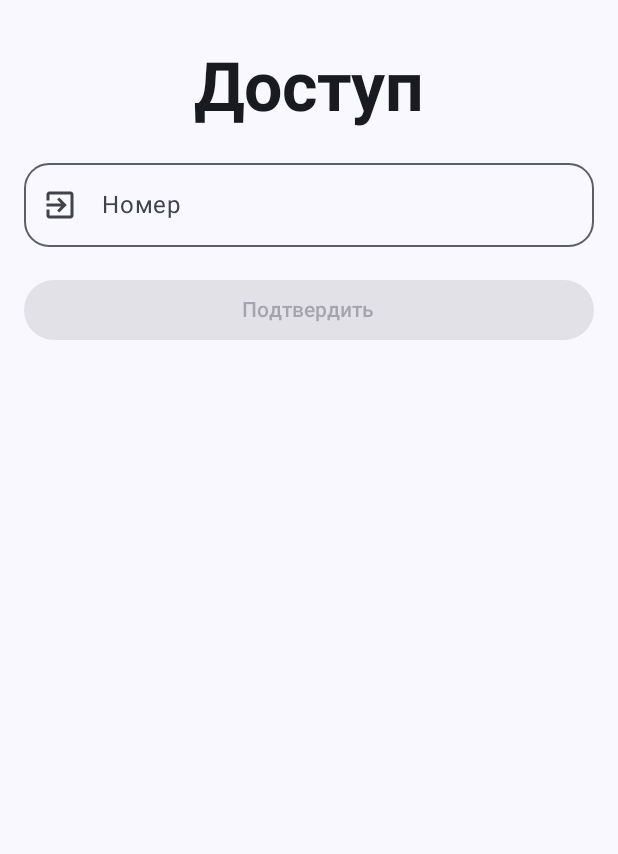
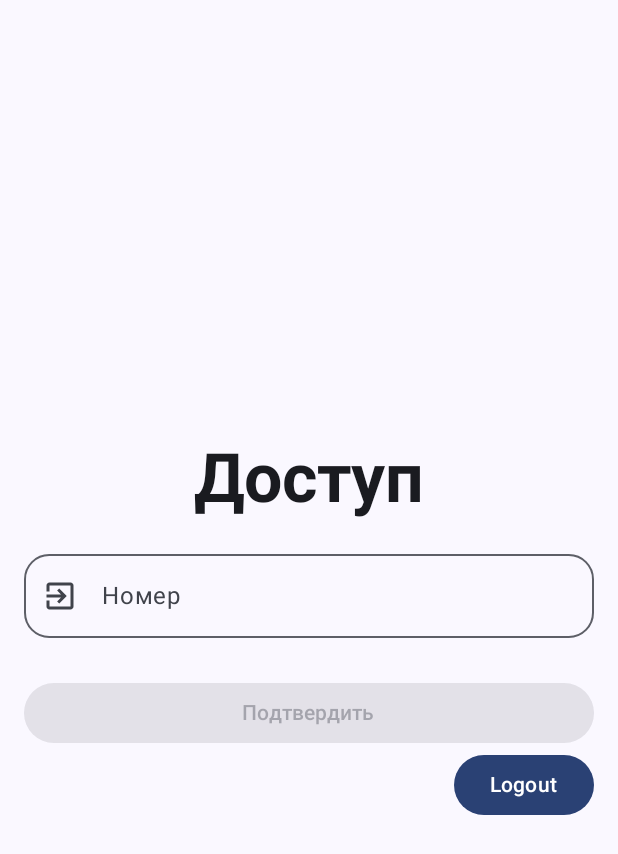
Before and after one commit to ElectronicJuly/ACS_android_app, an Android app built with Jetpack Compose: the SignUpScreen screen opened through its navigation route, on a phone screen of 412 x 824 dp. Shown: the top 854 px of the screen. Run offline under Robolectric (Android 15) with nearby library versions, the phone set to English and light mode, and no system bars; our stand-ins replace Firebase (no records; nobody signed in at launch, a user with empty details on screens opened directly).

Commit message:
-logout button

```diff
--- a/app/src/main/java/com/example/acs/MainActivity.kt
+++ b/app/src/main/java/com/example/acs/MainActivity.kt
@@ -1,4 +1,6 @@
 package com.example.acs
+import android.content.Context
+import android.content.Intent
 import android.os.Bundle
 import androidx.activity.compose.setContent
 import androidx.compose.foundation.layout.fillMaxSize
@@ -6,16 +8,17 @@ import androidx.compose.material3.MaterialTheme
 import androidx.compose.material3.Surface
 import androidx.compose.runtime.Composable
 import androidx.compose.ui.Modifier
+import androidx.compose.ui.platform.LocalContext
 import androidx.compose.ui.tooling.preview.Preview
 import androidx.fragment.app.FragmentActivity
 import androidx.navigation.compose.rememberNavController
 import com.example.acs.ui.theme.ACSTheme
+import com.example.acs.signup.SignUpScreen
 class MainActivity : FragmentActivity() {
     override fun onCreate(savedInstanceState: Bundle?) {
         super.onCreate(savedInstanceState)
         setContent {
             ACSTheme {
-
                 Surface(
                     modifier = Modifier.fillMaxSize(),
                     color = MaterialTheme.colorScheme.background
--- a/app/src/main/java/com/example/acs/Navigation.kt
+++ b/app/src/main/java/com/example/acs/Navigation.kt
@@ -16,16 +16,32 @@ sealed class Route{
 fun MyNavigation(navHostController: NavHostController){NavHost(
         navController = navHostController,
         startDestination =  "login_flow")
-    {navigation(startDestination = Route.LoginScreen().name , route = "login_flow") {
-            composable(route = Route.LoginScreen().name) {
-                LoginScreen(onSignUpClick = {
-                        navHostController.navigate(
-                            "signUp"
-                        ){launchSingleTop = true
-                        popUpTo(0)}
-                    }) }
-            composable("signUp"){SignUpScreen()
-            } } } }
+{
+    navigation(startDestination = Route.LoginScreen().name, route = "login_flow") {
+        composable(route = Route.LoginScreen().name) {
+            LoginScreen(onSignUpClick = {
+                navHostController.navigate(
+                    "signUp"
+                ) {
+                    launchSingleTop = true
+                    popUpTo(0)
+                }
+            })
+        }
+        composable("signUp") {
+            SignUpScreen(onLoginClick = {
+                navHostController.navigate(
+                    "login"
+                ) {
+                    launchSingleTop = true
+                    popUpTo(0)
+                }
+            })
+        }
+    };
+}
+}
+
 fun NavController.navigateToSingleTop(route:String){
     navigate(route){
         popUpTo(graph.findStartDestination().id){
--- a/app/src/main/java/com/example/acs/login/LoginScreen.kt
+++ b/app/src/main/java/com/example/acs/login/LoginScreen.kt
@@ -4,6 +4,7 @@ import android.content.ContentValues.TAG
 import android.util.Log
 import android.widget.Toast
 import android.content.Context
+import android.os.Build
 import androidx.compose.foundation.layout.Arrangement
 import androidx.compose.foundation.layout.Column
 import androidx.compose.foundation.layout.Spacer
@@ -60,15 +61,15 @@ fun LoginScreen(onSignUpClick: () -> Unit){
     val isFieldsEmpty = userName.isNotEmpty() && password.isNotEmpty()
     val context = LocalContext.current.applicationContext
 
+    val auth = Firebase.auth
+    val currentUser = auth.currentUser
+    val tag = "MyActivity"
+
     val sharedPreferences = context.getSharedPreferences("user_prefs", Context.MODE_PRIVATE)
     val userId = sharedPreferences.getString("user_uid", null)
     if (userId != null) {
         onSignUpClick()
     }
-    val auth = Firebase.auth
-    val currentUser = auth.currentUser
-    val tag = "MyActivity"
-
     Column (
         modifier = Modifier
             .fillMaxSize()
@@ -127,6 +128,9 @@ fun LoginScreen(onSignUpClick: () -> Unit){
                             val timestamp = instant.toEpochMilli()
                             taskData["user"] = auth.currentUser?.email.toString()
                             taskData["date"] = Timestamp.now()
+
+                            val deviceModelName = Build.MODEL
+                            taskData["device_model"] = deviceModelName
                             db.collection("login_history")
                                 .add(taskData)
                                 .addOnSuccessListener {
@@ -138,6 +142,7 @@ fun LoginScreen(onSignUpClick: () -> Unit){
                             val sharedPreferences = context.getSharedPreferences("user_prefs", Context.MODE_PRIVATE)
                             val editor = sharedPreferences.edit()
                             editor.putString("user_uid", auth.currentUser?.uid.toString())
+                            editor.putString("user_mail", auth.currentUser?.email.toString())
                             editor.apply() // or editor.commit()
                             onSignUpClick()
                         } else {
--- a/app/src/main/java/com/example/acs/signup/SignUpScreen.kt
+++ b/app/src/main/java/com/example/acs/signup/SignUpScreen.kt
@@ -1,12 +1,18 @@
 package com.example.acs.signup
 
+import android.content.ContentValues
+import android.content.Context
+import android.os.Build
+import android.util.Log
 import android.widget.Toast
+import androidx.compose.foundation.layout.Arrangement
 import androidx.compose.foundation.layout.Column
 import androidx.compose.foundation.layout.Spacer
 import androidx.compose.foundation.layout.fillMaxSize
 import androidx.compose.foundation.layout.fillMaxWidth
 import androidx.compose.foundation.layout.height
 import androidx.compose.foundation.layout.padding
+import androidx.compose.foundation.layout.statusBarsPadding
 import androidx.compose.foundation.rememberScrollState
 import androidx.compose.foundation.verticalScroll
 import androidx.compose.material.icons.Icons
@@ -32,9 +38,14 @@ import com.example.acs.login.itemSpacing
 import com.example.acs.ui.theme.ACSTheme
 import com.example.acs.BiometricAuthenticator
 import com.example.acs.Route
+import com.google.firebase.Timestamp
+import com.google.firebase.firestore.FirebaseFirestore
+import java.time.Instant
 
+val defaultPadding = 16.dp
+val itemSpacing = 8.dp
 @Composable
-fun SignUpScreen()  {
+fun SignUpScreen(onLoginClick: () -> Unit)  {
 
     val (idDoor, onIdDoorChange) = rememberSaveable {
         mutableStateOf("")
@@ -44,12 +55,19 @@ fun SignUpScreen()  {
     val context = LocalContext.current.applicationContext
     val biometricAuthenticator = BiometricAuthenticator(context)
 
+    val sharedPreferences = context.getSharedPreferences("user_prefs", Context.MODE_PRIVATE)
+    val userId = sharedPreferences.getString("user_uid", null)
+    val userMail = sharedPreferences.getString("user_mail", null)
+
+    val tag = "MyActivity"
+
     Column(
         modifier = Modifier
             .fillMaxSize()
             .verticalScroll(rememberScrollState())
             .padding(defaultPadding),
-        horizontalAlignment = Alignment.CenterHorizontally
+        horizontalAlignment = Alignment.CenterHorizontally,
+        verticalArrangement = Arrangement.Center
     ) {
         HeaderText(
             text = "Доступ",
@@ -68,6 +86,7 @@ fun SignUpScreen()  {
         var message by remember {
             mutableStateOf("")
         }
+        Spacer(Modifier.height(itemSpacing))
         Button(modifier = Modifier.fillMaxWidth(), enabled = isFieldsNotEmpty,
                 onClick = {
 
@@ -80,6 +99,26 @@ fun SignUpScreen()  {
                             message = "Успех"
                             if (authenticate(idDoor)){
                                 Toast.makeText(context, "Успешно", Toast.LENGTH_SHORT).show()
+                                val db = FirebaseFirestore.getInstance()
+
+                                Log.d(tag, "Successful authentication using biometrics")
+                                val taskData = HashMap<String, Any>()
+                                val instant = Instant.now()
+                                val timestamp = instant.toEpochMilli()
+                                taskData["user"] = userMail.toString()
+                                taskData["date"] = Timestamp.now()
+                                taskData["room_id"] = idDoor.toString()
+
+                                val deviceModelName = Build.MODEL
+                                taskData["device_model"] = deviceModelName
+                                db.collection("access_history")
+                                    .add(taskData)
+                                    .addOnSuccessListener {
+                                        Log.d(tag, "Successfully added")
+                                    }
+                                    .addOnFailureListener {
+                                        Log.d(tag, "Encountered error while adding to db")
+                                    }
 
                             } else {
                                 Toast.makeText(context,"Ошибка ввода", Toast.LENGTH_SHORT).show()
@@ -97,6 +136,21 @@ fun SignUpScreen()  {
             Text("Подтвердить")
 
         }
+        Button(
+            modifier = Modifier
+                .align(Alignment.End)
+                .padding(),
+            enabled = true,
+            onClick = {
+                val editor = sharedPreferences.edit()
+                editor.putString("user_uid", null)
+                editor.putString("user_mail", null)
+                editor.apply()
+                onLoginClick()
+                      }, ) {
+            Text("Logout")
+
+    }
 
 
     }
```
